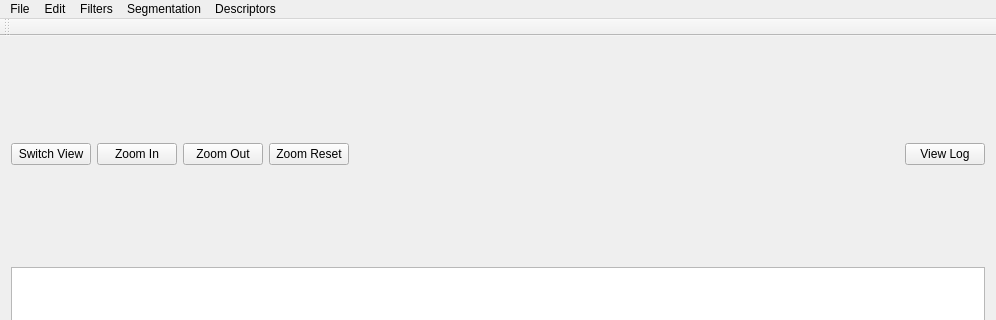
Old version of the form Cercetare/cercetare.ui in the repository Eteru/Master-s-project; both pictures show x 0 to 996 and y 0 to 320 of the 996 by 598 pixel window.
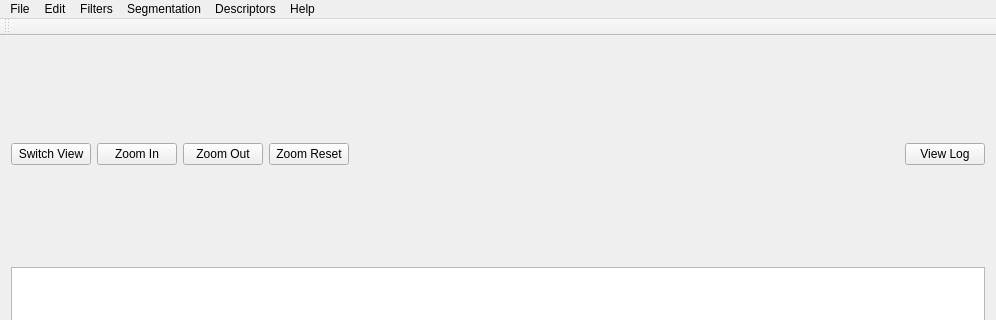
New version of the form.

Diff of the .ui file:
```diff
--- a/Cercetare/cercetare.ui
+++ b/Cercetare/cercetare.ui
@@ -132,11 +132,18 @@
     </property>
     <addaction name="actionSIFT"/>
    </widget>
+   <widget class="QMenu" name="menuHelp">
+    <property name="title">
+     <string>Help</string>
+    </property>
+    <addaction name="actionBenchmark"/>
+   </widget>
    <addaction name="menuFile"/>
    <addaction name="menuEdit"/>
    <addaction name="menuFilters"/>
    <addaction name="menuSegmentation"/>
    <addaction name="menuDescriptors"/>
+   <addaction name="menuHelp"/>
   </widget>
   <widget class="QToolBar" name="mainToolBar">
    <attribute name="toolBarArea">
```
Left out of the diff: 5 changed lines with no effect on the pictures.
